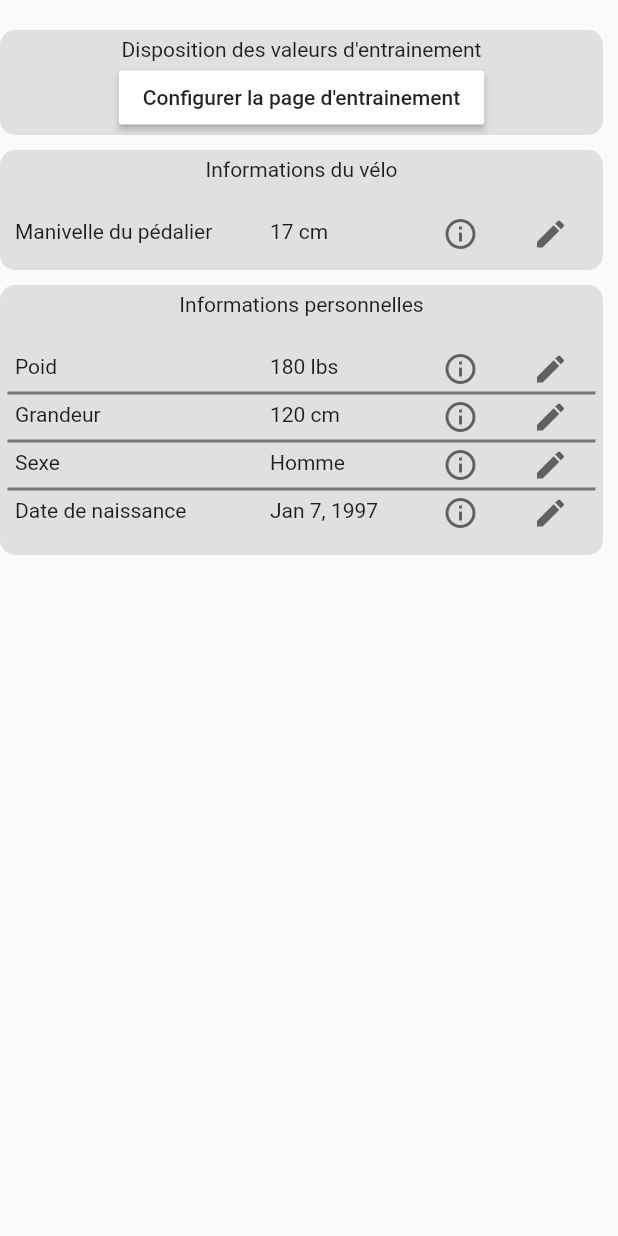
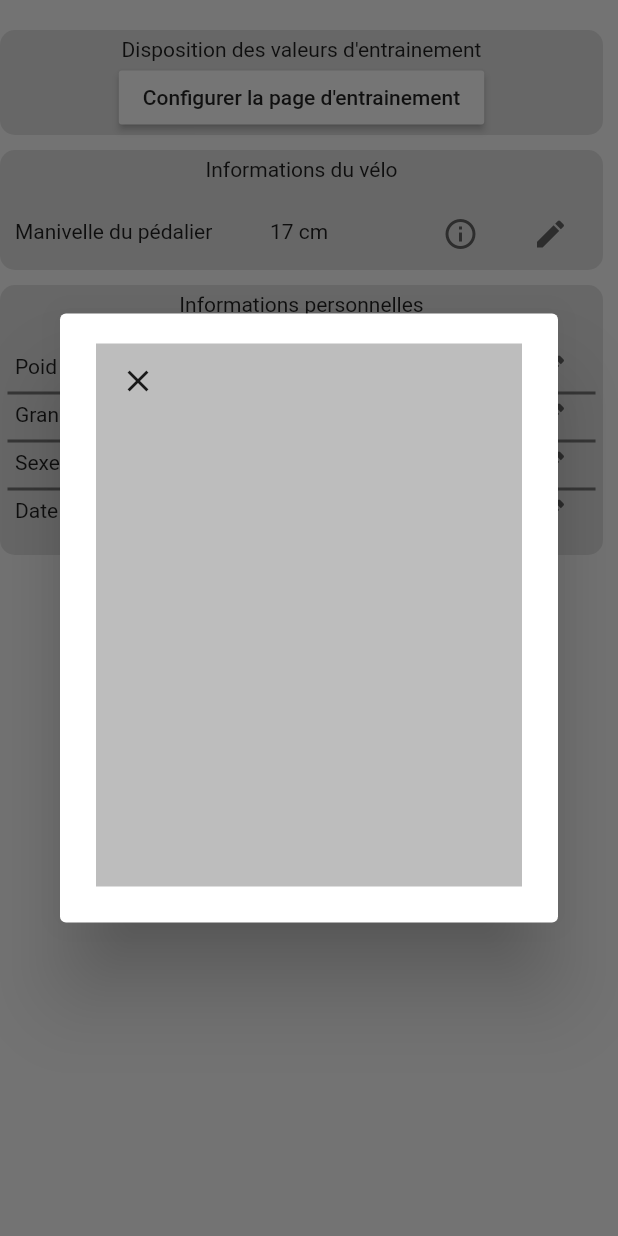
Before and after one commit to lilag-dawg/lstech_app, a Flutter app: the MyProfilScreen widget shown alone on an empty page, opened directly, after a tap on the "info outline" icon, on a phone screen of 412 x 824 dp. Run offline on Flutter 3.47's test engine with Material 2 defaults, Android fonts, the phone set to English and light mode, and no system bars; our stand-ins replace charts_flutter, flutter_blue, flutter_swiper, sqflite; accounts and stored records are empty.

Commit message:
LST-AddPopup: Add info popup

```diff
--- a/lib/screens/profilScreen.dart
+++ b/lib/screens/profilScreen.dart
@@ -1,6 +1,7 @@
 import 'package:flutter/material.dart';
 import 'package:intl/intl.dart';
 import 'package:lstech_app/widgets/heightWeightCrankDialog.dart';
+import 'package:lstech_app/widgets/infoPopup.dart';
 import 'package:lstech_app/widgets/modifyProfilInfo.dart';
 import 'package:lstech_app/widgets/sexDialog.dart';
 
@@ -96,6 +97,16 @@ class _MyProfilScreenState extends State<MyProfilScreen> {
     });
   }
 
+  void _infoButtonClicked() async {
+    _sexString = await showDialog(
+      barrierDismissible: false,
+      context: context,
+      builder: (BuildContext context) {
+        return MyInfoPopup();
+      }
+    );
+  }
+
   @override
   Widget build(BuildContext context) {
     return Column(
@@ -153,7 +164,7 @@ class _MyProfilScreenState extends State<MyProfilScreen> {
                     ),
                   ),
                   SizedBox(height: 20),
-                  ModifyProfilInfo('Manivelle du pédalier', _crankString, 'cm', null, _crankButtonClicked)
+                  ModifyProfilInfo('Manivelle du pédalier', _crankString, 'cm', _infoButtonClicked, _crankButtonClicked)
                 ],
               )
             ]
@@ -181,13 +192,13 @@ class _MyProfilScreenState extends State<MyProfilScreen> {
                     ),
                   ),
                   SizedBox(height: 20),
-                  ModifyProfilInfo('Poid', _weightString, 'lbs', null, _weightButtonClicked),
+                  ModifyProfilInfo('Poid', _weightString, 'lbs', _infoButtonClicked, _weightButtonClicked),
                   Container(width: MediaQuery.of(context).size.width -20, height: 2, color: Colors.grey[600]),
-                  ModifyProfilInfo('Grandeur', _heightString, 'cm', null, _heightButtonClicked),
+                  ModifyProfilInfo('Grandeur', _heightString, 'cm', _infoButtonClicked, _heightButtonClicked),
                   Container(width: MediaQuery.of(context).size.width -20, height: 2, color: Colors.grey[600]),
-                  ModifyProfilInfo('Sexe', _sexString, '', null, _sexButtonClicked),
+                  ModifyProfilInfo('Sexe', _sexString, '', _infoButtonClicked, _sexButtonClicked),
                   Container(width: MediaQuery.of(context).size.width -20, height: 2, color: Colors.grey[600]),
-                  ModifyProfilInfo('Date de naissance', DateFormat('yMMMd').format(_dateTime), '', null, _dateButtonClicked),
+                  ModifyProfilInfo('Date de naissance', DateFormat('yMMMd').format(_dateTime), '', _infoButtonClicked, _dateButtonClicked),
                 ],
               )
             ]
--- /dev/null
+++ b/lib/widgets/infoPopup.dart
@@ -0,0 +1,36 @@
+import 'package:flutter/material.dart';
+
+import '../constants.dart' as Constants;
+
+class MyInfoPopup extends StatelessWidget {
+  @override
+  Widget build(BuildContext context) {
+    return AlertDialog(
+      content: Container(
+        width: MediaQuery.of(context).size.width-50,
+        height: (MediaQuery.of(context).size.height/2) - 50,
+        child: Stack(
+          children: <Widget>[
+            Container(
+              width: MediaQuery.of(context).size.width-50,
+              height: (MediaQuery.of(context).size.height/2) - 50,
+              color: Constants.greyColorSelected,
+            ),
+            Container(
+              width: 50,
+              height: 50,
+              child: FlatButton(
+                onPressed: (){
+                  Navigator.of(context).pop();
+                },
+                child: Icon(
+                  Icons.close
+                )
+              ),
+            ),
+          ],
+        ),
+      ),
+    );
+  }
+}
```
